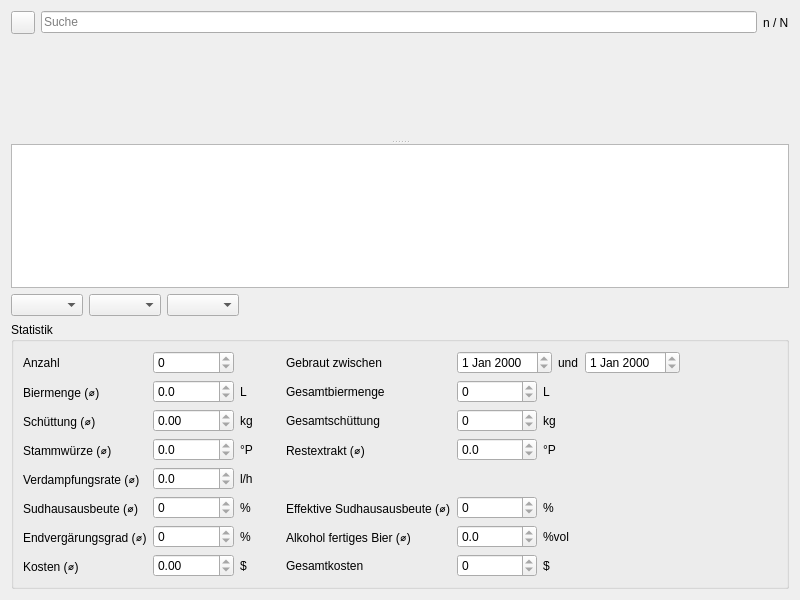
Old version of the form kleiner-brauhelfer/dialogs/dlgbrauuebersicht.ui in the repository christianH1998/kleiner-brauhelfer-2.
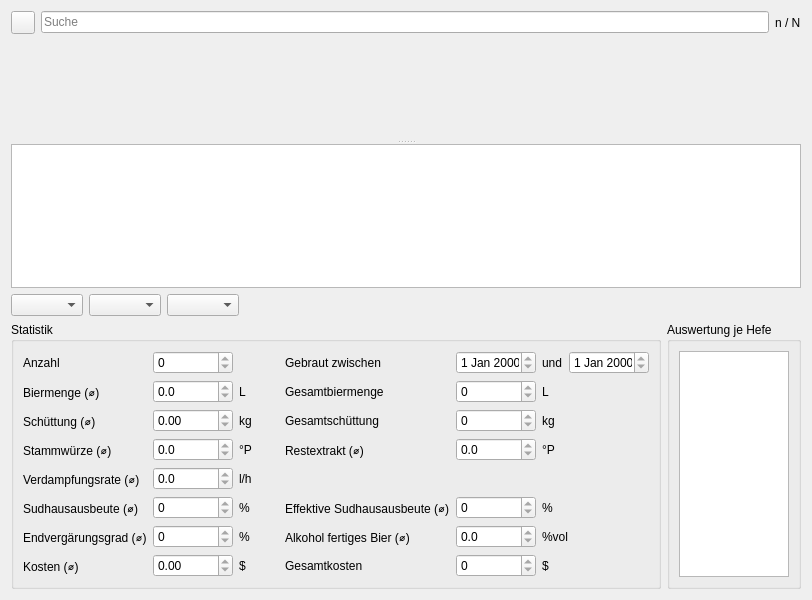
New version of the form. Icons and pictures are not drawn. Custom widgets are drawn as their Qt base class.

Commit message: S05: Brauübersicht Soll/Ist-Reihen und Auswertung je Hefe

Diff of the .ui file:
```diff
--- a/kleiner-brauhelfer/dialogs/dlgbrauuebersicht.ui
+++ b/kleiner-brauhelfer/dialogs/dlgbrauuebersicht.ui
@@ -146,6 +146,8 @@
     </layout>
    </item>
    <item>
+    <layout class="QHBoxLayout" name="layoutStatistik">
+    <item>
     <widget class="QGroupBox" name="groupBox">
      <property name="title">
       <string>Statistik</string>
@@ -687,6 +689,33 @@
       </item>
      </layout>
     </widget>
+   </item>
+   <item>
+    <widget class="QGroupBox" name="groupHefe">
+     <property name="toolTip">
+      <string>&lt;html&gt;&lt;head/&gt;&lt;body&gt;&lt;p&gt;Kennzahlen je Hefe über die oben gefilterten Sude. Mittelwerte nur über Sude, bei denen der Wert vorhanden ist (Anzahl in Klammern).&lt;/p&gt;&lt;p&gt;&lt;span style=&quot; font-weight:600;&quot;&gt;Doppelklick&lt;/span&gt; auf eine Hefe filtert die Übersicht auf diese Hefe. Danach zeigen das Diagramm und die Statistik nur Sude mit dieser Hefe. Filter leeren zeigt wieder alle.&lt;/p&gt;&lt;/body&gt;&lt;/html&gt;</string>
+     </property>
+     <property name="title">
+      <string>Auswertung je Hefe</string>
+     </property>
+     <layout class="QVBoxLayout" name="layoutHefe">
+      <item>
+       <widget class="QTableWidget" name="tableHefe">
+        <property name="editTriggers">
+         <set>QAbstractItemView::EditTrigger::NoEditTriggers</set>
+        </property>
+        <property name="selectionBehavior">
+         <enum>QAbstractItemView::SelectionBehavior::SelectRows</enum>
+        </property>
+        <property name="selectionMode">
+         <enum>QAbstractItemView::SelectionMode::SingleSelection</enum>
+        </property>
+       </widget>
+      </item>
+     </layout>
+    </widget>
+   </item>
+   </layout>
    </item>
   </layout>
  </widget>
```
The commit also changes 10 other files.
